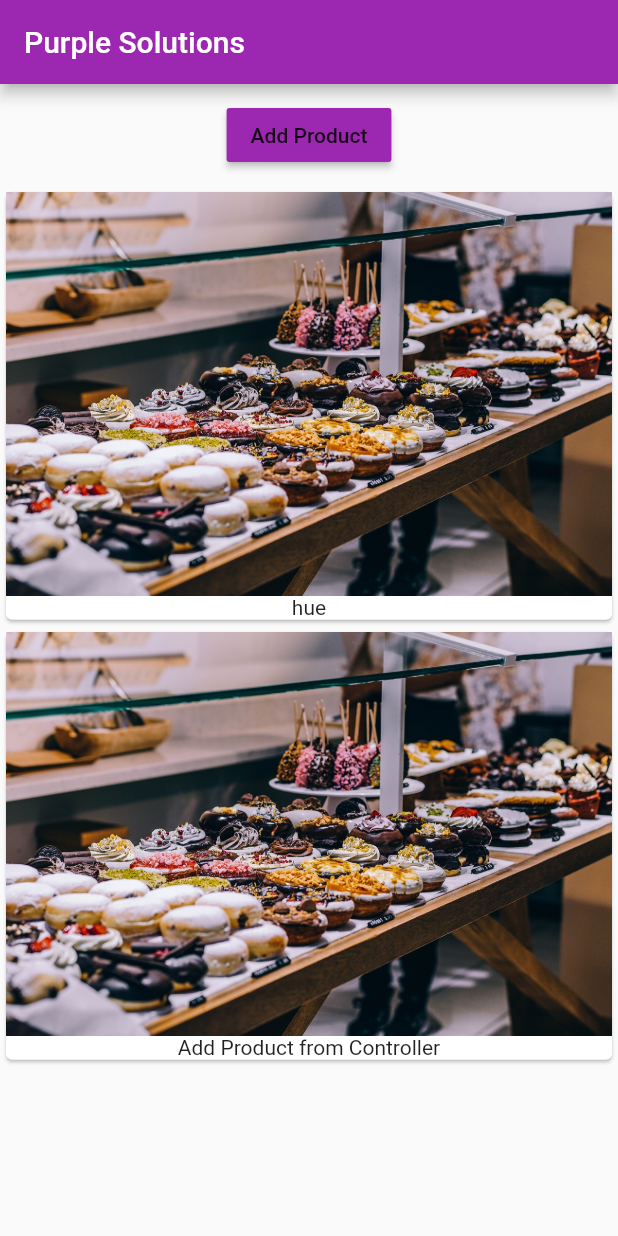
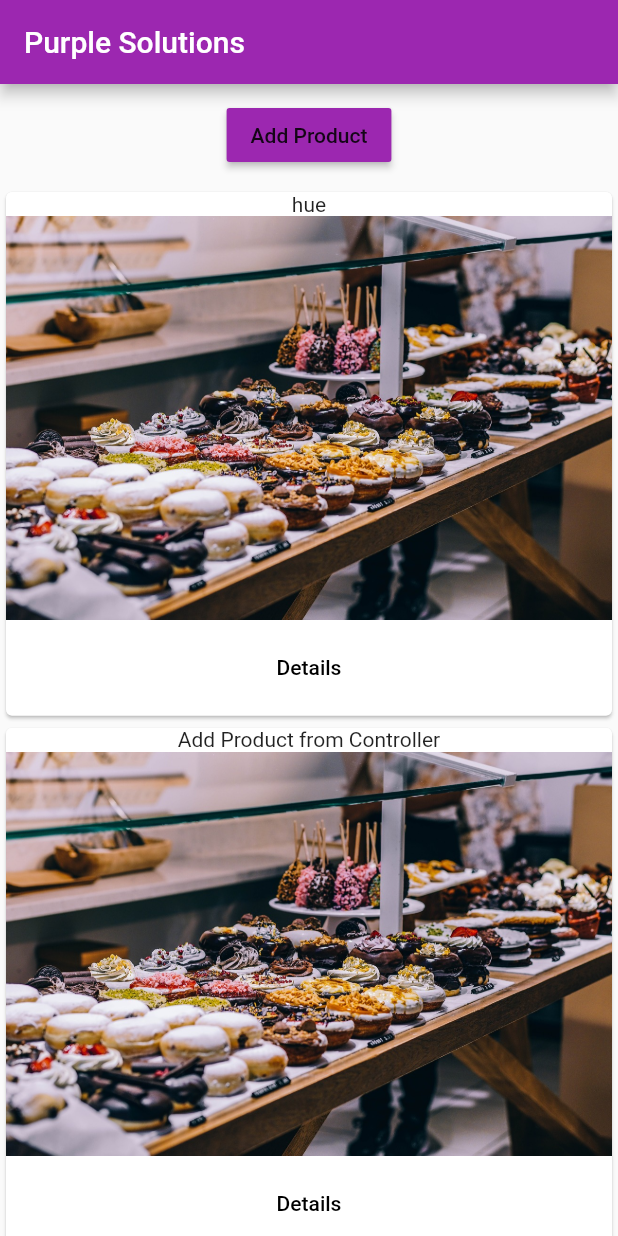
Before and after one commit to autibequi/flutterMess, a Flutter app: the screen it shows after launch, after a tap on "Add Product", on a phone screen of 412 x 824 dp. Run offline on Flutter 3.47's test engine with Material 2 defaults, Android fonts, the phone set to English and light mode, and no system bars.

Commit message:
Add basic navigation.

```diff
--- a/lib/pages/home.dart
+++ b/lib/pages/home.dart
@@ -1,7 +1,6 @@
 import 'package:flutter/material.dart';
 
 import '../product_manager.dart';
-import '../counter.dart';
 
 class HomePage extends StatelessWidget {
   @override
--- a/lib/products.dart
+++ b/lib/products.dart
@@ -1,4 +1,6 @@
 import 'package:flutter/material.dart';
+
+import './pages/product.dart';
 
 class Products extends StatelessWidget {
   final List<String> products;
@@ -11,8 +13,22 @@ class Products extends StatelessWidget {
     return Card(
       child: Column(
         children: <Widget>[
+          Text(products[index]),
           Image.asset('assets/food.jpg'),
-          Text(products[index])
+          ButtonBar(
+            alignment: MainAxisAlignment.center,
+            children: <Widget>[
+              FlatButton(
+                child: Text('Details'),
+                onPressed: () => Navigator.push(
+                      context,
+                      MaterialPageRoute(
+                        builder: (BuildContext context) => ProductPage(),
+                      ),
+                    ),
+              )
+            ],
+          ),
         ],
       ),
     );
```
Also changed, not shown: lib/pages/product.dart (added, +21 -0 lines).
